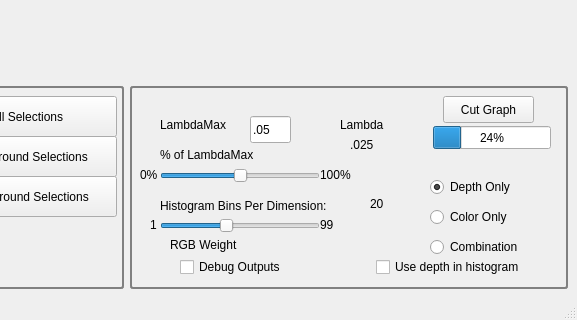
Qt form MainWindow.ui (daviddoria/InteractiveLidarSegmentation) before a commit; both pictures show x 323 to 900 and y 580 to 900 of the 900 by 900 pixel window.
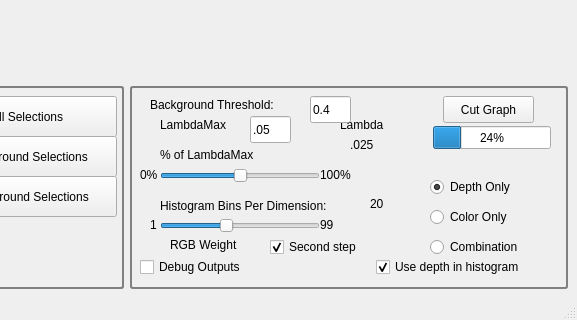
The same form after that commit. Custom widgets are drawn as their Qt base class.

Commit message: Two step segmentation

```diff
--- a/MainWindow.ui
+++ b/MainWindow.ui
@@ -459,7 +459,7 @@
         <widget class="QCheckBox" name="chkDebug">
          <property name="geometry">
           <rect>
-           <x>50</x>
+           <x>10</x>
            <y>170</y>
            <width>131</width>
            <height>22</height>
@@ -480,6 +480,51 @@
          </property>
          <property name="text">
           <string>Use depth in histogram</string>
+         </property>
+         <property name="checked">
+          <bool>true</bool>
+         </property>
+        </widget>
+        <widget class="QCheckBox" name="chkSecondStep">
+         <property name="geometry">
+          <rect>
+           <x>140</x>
+           <y>150</y>
+           <width>111</width>
+           <height>22</height>
+          </rect>
+         </property>
+         <property name="text">
+          <string>Second step</string>
+         </property>
+         <property name="checked">
+          <bool>true</bool>
+         </property>
+        </widget>
+        <widget class="QLineEdit" name="txtBackgroundThreshold">
+         <property name="geometry">
+          <rect>
+           <x>180</x>
+           <y>10</y>
+           <width>41</width>
+           <height>27</height>
+          </rect>
+         </property>
+         <property name="text">
+          <string>0.4</string>
+         </property>
+        </widget>
+        <widget class="QLabel" name="label_13">
+         <property name="geometry">
+          <rect>
+           <x>20</x>
+           <y>10</y>
+           <width>161</width>
+           <height>17</height>
+          </rect>
+         </property>
+         <property name="text">
+          <string>Background Threshold:</string>
          </property>
         </widget>
        </widget>
```
The commit also changes 8 other files.
